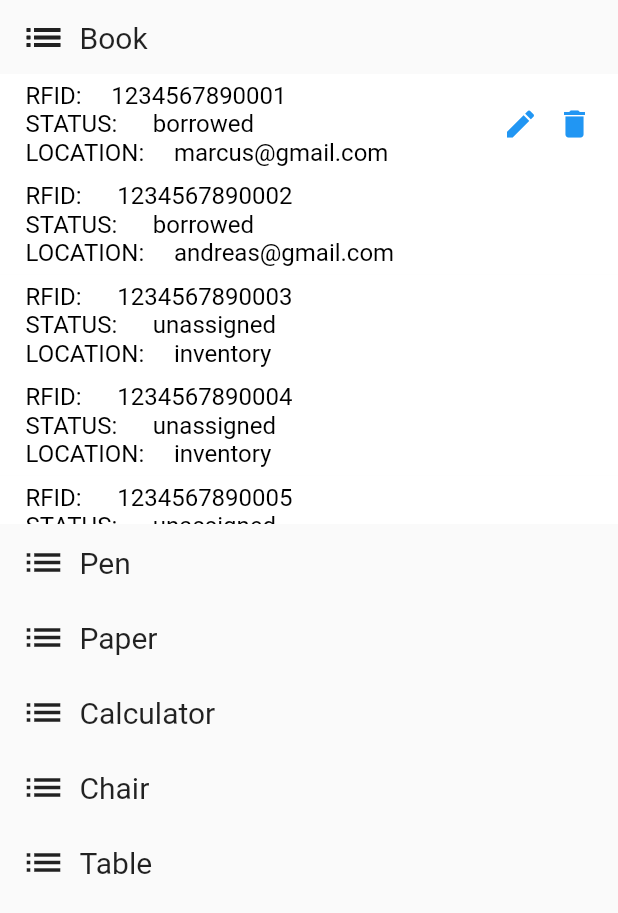
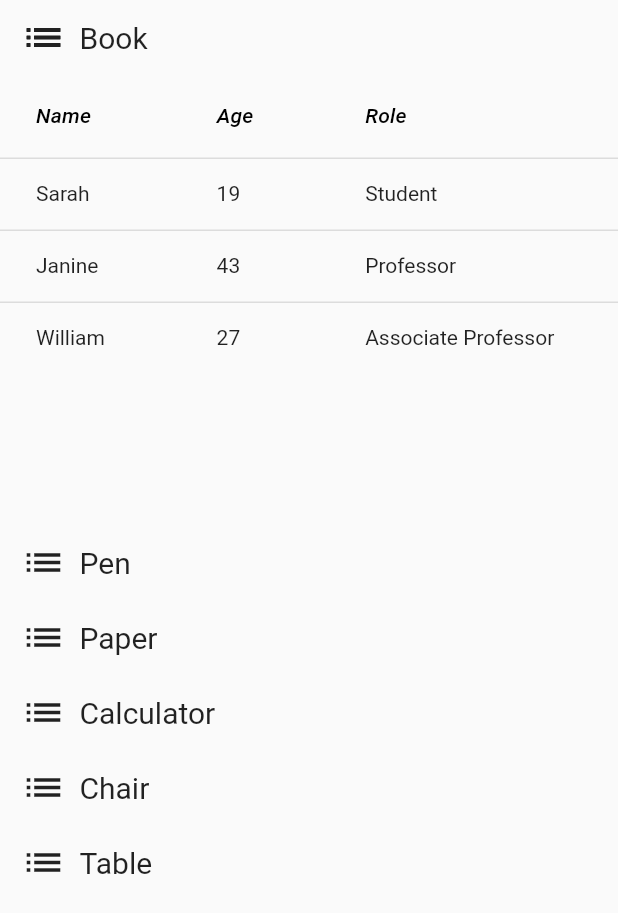
Before and after one commit to Tjoms99/Inventory_management, a Flutter app: the ItemsListPage screen opened directly, after a tap on the "list" icon, on a phone screen of 412 x 824 dp. Shown: the top 913 px of the screen. Run offline on Flutter 3.47's test engine with Material 2 defaults, Android fonts, the phone set to English and light mode, and no system bars; network calls fail.

Commit message:
Added datatable to items

```diff
--- a/flutter_demo/lib/actor_pages/admin_pages/admin_page.dart
+++ b/flutter_demo/lib/actor_pages/admin_pages/admin_page.dart
@@ -27,6 +27,7 @@ class _AdminPageState extends State<AdminPage> {
   var userFeedback = '';
   var userTask = '';
   int _currentIndex = 3;
+
   List<Widget> pages = [];
 
   Future signOut() async {
--- a/flutter_demo/lib/actor_pages/customer_pages/items_list_page.dart
+++ b/flutter_demo/lib/actor_pages/customer_pages/items_list_page.dart
@@ -1,5 +1,4 @@
 import 'package:flutter/material.dart';
-import 'package:flutter_demo/constants.dart';
 
 import 'package:flutter_demo/actor_pages/customer_pages/add_item_page.dart';
 
@@ -157,43 +156,54 @@ class _ExpandableListViewState extends State<ExpandableListView> {
           ),
           ExpandableContainer(
             expanded: expandFlag,
-              child: ListView.builder(
-                itemBuilder: (BuildContext context, int index) {
-                  return Container(
-                    decoration: BoxDecoration(
-                        border: Border.all(width: 1.0, color: Colors.white),
-                        color: Colors.white),
-                    child: ListTile(
-                      //TODO: Import info from database
-                      title: Text(
-                        widget.listToBuild[index],
-                        style: const TextStyle(color: Colors.black),
+            child: expandFlag
+                ? DataTable(
+                    columns: const <DataColumn>[
+                      DataColumn(
+                        label: Text(
+                          'Name',
+                          style: TextStyle(fontStyle: FontStyle.italic),
                         ),
-                      onTap: () => _setSelectedIndex(index),
-                      selected: index == _selectedIndex,
-
-                      trailing: Visibility(
-                        visible: _selectedIndex == index,
-                        child: Wrap(
-                          spacing: 12,
-                          children: <Widget>[
-                            GestureDetector(
-                              onTap: modify,
-                              child: const Icon(Icons.create),
                       ),
-                            GestureDetector(
-                              onTap: delete,
-                              child: const Icon(Icons.delete),
+                      DataColumn(
+                        label: Text(
+                          'Age',
+                          style: TextStyle(fontStyle: FontStyle.italic),
+                        ),
+                      ),
+                      DataColumn(
+                        label: Text(
+                          'Role',
+                          style: TextStyle(fontStyle: FontStyle.italic),
+                        ),
                       ),
                     ],
+                    rows: const <DataRow>[
+                      DataRow(
+                        cells: <DataCell>[
+                          DataCell(Text('Sarah')),
+                          DataCell(Text('19')),
+                          DataCell(Text('Student')),
+                        ],
                       ),
+                      DataRow(
+                        cells: <DataCell>[
+                          DataCell(Text('Janine')),
+                          DataCell(Text('43')),
+                          DataCell(Text('Professor')),
+                        ],
                       ),
+                      DataRow(
+                        cells: <DataCell>[
+                          DataCell(Text('William')),
+                          DataCell(Text('27')),
+                          DataCell(Text('Associate Professor')),
+                        ],
                       ),
-                  );
-                },
-                //TODO: Fit to the items from the database
-                itemCount: widget.listToBuild.length,
-              ))
+                    ],
+                  )
+                : const SizedBox(),
+          ),
         ],
       ),
     );
@@ -217,7 +227,7 @@ class ExpandableContainer extends StatelessWidget {
   Widget build(BuildContext context) {
     double screenWidth = MediaQuery.of(context).size.width;
     return AnimatedContainer(
-      duration: Duration(milliseconds: 500),
+      duration: const Duration(milliseconds: 100),
       curve: Curves.easeInOut,
       width: screenWidth,
       height: expanded ? expandedHeight : collapsedHeight,
--- a/flutter_demo/lib/classes/account.dart
+++ b/flutter_demo/lib/classes/account.dart
@@ -50,6 +50,7 @@ bool isDefualt(Account account) {
 
 bool isAdmin(Account account) {
   bool _isAdmin = false;
+
   if (account.accountRole == "admin") _isAdmin = true;
 
   return _isAdmin;
```
Lines whose indentation alone changed are shown as unchanged.
